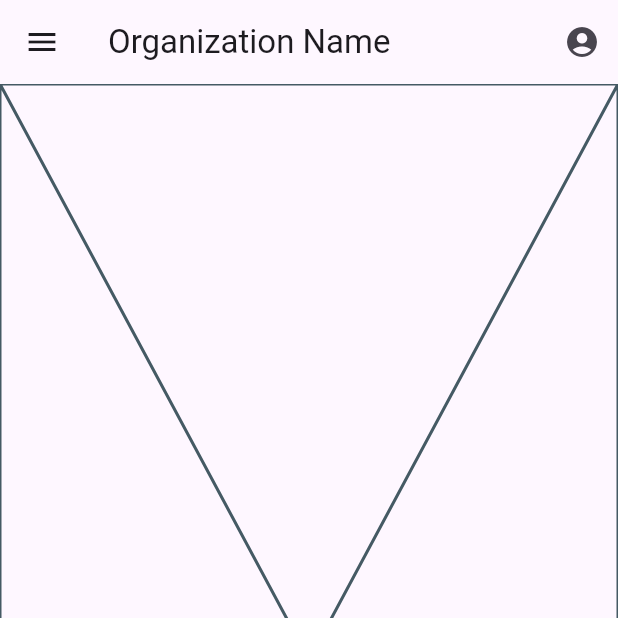
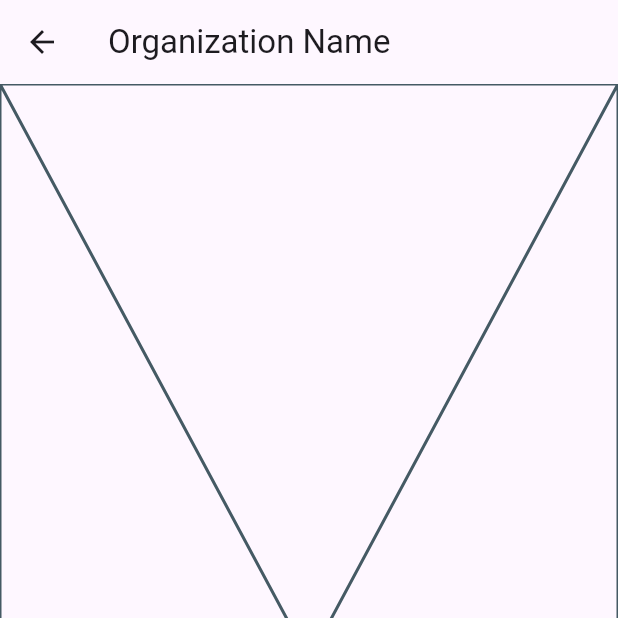
Before and after one commit to jabaleda/cmsc23-u2l-project-group1, a Flutter app: the screen it shows after launch, after a tap on "Organization's View", after a tap on the "account circle" icon, on a phone screen of 412 x 824 dp, the top half of it. Run offline on Flutter 3.47's test engine with Material 3 defaults, Android fonts, the phone set to English and light mode, and no system bars.

Commit message:
feat: added org profile screen

```diff
--- a/lib/main.dart
+++ b/lib/main.dart
@@ -1,6 +1,7 @@
 import 'package:flutter/material.dart';
 import 'package:my_app/pages/home_page.dart';
 import 'package:my_app/pages/org_home.dart';
+import 'package:my_app/pages/org_profile.dart';
 
 void main() {
   runApp(const MyApp());
@@ -18,6 +19,7 @@ class MyApp extends StatelessWidget {
       routes: {
         '/': (context) => const MyHomePage(title: "Flutter Demo Home Page"),
         '/organization': (context) => const OrganizationHome(),
+        '/organizationProfile': (context) => const OrganizationProfile(),
       },
       theme: ThemeData(
         primarySwatch: Colors.blue,
--- a/lib/pages/org_home.dart
+++ b/lib/pages/org_home.dart
@@ -19,6 +19,7 @@ class _OrganizationHomeState extends State<OrganizationHome> {
           IconButton(
             onPressed: () => {
               // go to profile screen ?
+              Navigator.pushNamed(context, "/organizationProfile")
             },
             icon: Icon(Icons.account_circle_sharp),
             )
--- /dev/null
+++ b/lib/pages/org_profile.dart
@@ -0,0 +1,20 @@
+import 'package:flutter/material.dart';
+
+class OrganizationProfile extends StatefulWidget {
+  const OrganizationProfile({super.key});
+
+  @override
+  State<OrganizationProfile> createState() => _OrganizationProfileState();
+}
+
+class _OrganizationProfileState extends State<OrganizationProfile> {
+  @override
+  Widget build(BuildContext context) {
+    return Scaffold(
+      appBar: AppBar(
+        title: Text("Organization Name"),
+      ),
+      body: Placeholder(),
+    );
+  }
+}
```
